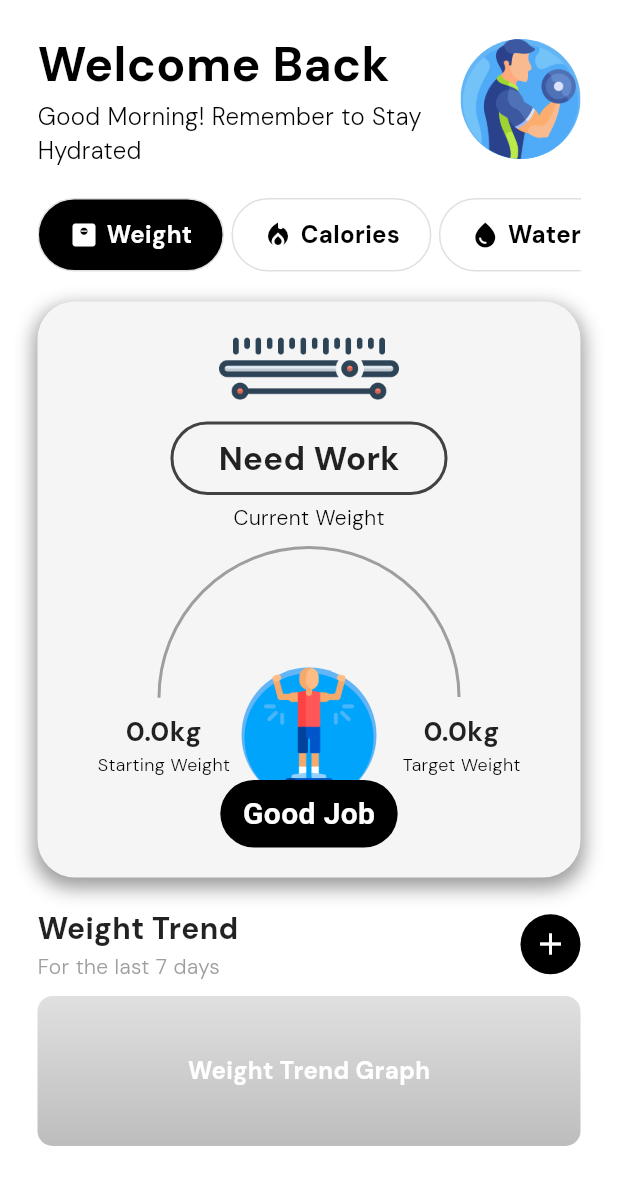
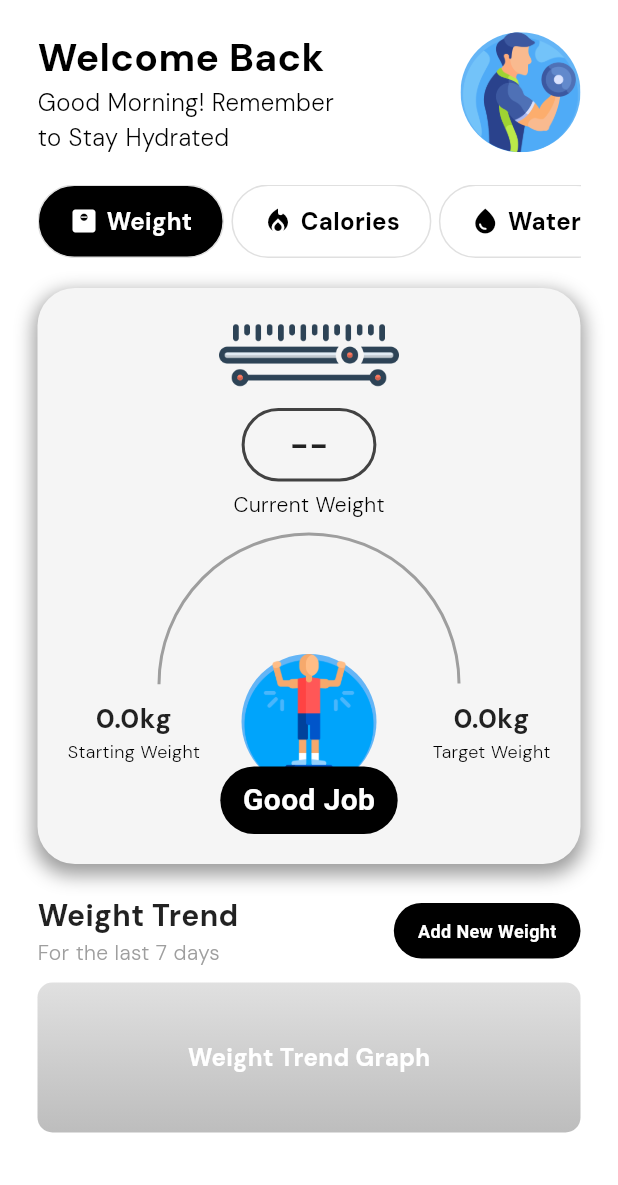
Before and after one commit to WangZX2001/GymFit, a Flutter app: the HomePage screen opened directly, on a phone screen of 412 x 824 dp. Shown: the top 1185 px of the screen. Run offline on Flutter 3.47's test engine with Material 3 defaults, Android fonts, the phone set to English and light mode, and no system bars; our stand-ins replace cloud_firestore, firebase_auth, firebase_core, google_sign_in, persistent_bottom_nav_bar_v2, youtube_player_flutter; accounts and stored records are empty; network calls fail; Roboto replaces fonts that are missing (DM Sans).

Commit message:
Version 1.1.16
Ensure the functionality of the weight tab
Start Weight and the target weight are automatically updated inside the box.
Add button to add the latest weight
The latest weight will be reflected inside current weight box
TODO: Add functional weight trend graph

```diff
--- a/lib/home_page_tabs/weight_tab.dart
+++ b/lib/home_page_tabs/weight_tab.dart
@@ -1,6 +1,7 @@
 import 'package:flutter/material.dart';
 import 'package:firebase_auth/firebase_auth.dart';
 import 'package:cloud_firestore/cloud_firestore.dart';
+import 'package:gymfit/pages/add_weight_page.dart';
 
 class WeightTab extends StatefulWidget {
   const WeightTab({super.key});
@@ -30,10 +31,24 @@ class _WeightTabState extends State<WeightTab> {
               .doc(user.uid)
               .get();
       final data = doc.data();
+
+      final weightLogSnap =
+          await FirebaseFirestore.instance
+              .collection('users')
+              .doc(user.uid)
+              .collection('weightLogs')
+              .orderBy('date', descending: true)
+              .limit(1)
+              .get();
+
       if (data != null) {
         setState(() {
           startingWeight = (data['starting weight'] as num?)?.toDouble();
           targetWeight = (data['target weight'] as num?)?.toDouble();
+          if (weightLogSnap.docs.isNotEmpty) {
+            currentWeight =
+                (weightLogSnap.docs.first['weight'] as num?)?.toDouble();
+          }
           isLoading = false;
         });
       }
@@ -72,10 +87,14 @@ class _WeightTabState extends State<WeightTab> {
                   borderRadius: BorderRadius.circular(50),
                   border: Border.all(color: Colors.grey.shade800, width: 2),
                 ),
-                child: const Text(
-                  //need to work on this
-                  'Need Work',
-                  style: TextStyle(fontSize: 22, fontWeight: FontWeight.bold),
+                child: Text(
+                  currentWeight != null
+                      ? '${currentWeight!.toStringAsFixed(1)} kg'
+                      : '--',
+                  style: const TextStyle(
+                    fontSize: 22,
+                    fontWeight: FontWeight.bold,
+                  ),
                 ),
               ),
               const SizedBox(height: 5),
@@ -105,8 +124,8 @@ class _WeightTabState extends State<WeightTab> {
                     // Start & Target Weight below arc
                     Positioned(
                       top: 110,
-                      left: 20,
-                      right: 20,
+                      left: 0,
+                      right: 0,
                       child: Row(
                         mainAxisAlignment: MainAxisAlignment.spaceBetween,
                         children: [
@@ -197,13 +216,13 @@ class _WeightTabState extends State<WeightTab> {
 
         const SizedBox(height: 20),
 
-        // Weight Trend Section
+        // Weight Trend
         Row(
           mainAxisAlignment: MainAxisAlignment.spaceBetween,
-          children: const [
+          children: [
             Column(
               crossAxisAlignment: CrossAxisAlignment.start,
-              children: [
+              children: const [
                 Text(
                   'Weight Trend',
                   style: TextStyle(fontSize: 20, fontWeight: FontWeight.bold),
@@ -214,10 +233,36 @@ class _WeightTabState extends State<WeightTab> {
                 ),
               ],
             ),
-            CircleAvatar(
-              radius: 20,
-              backgroundColor: Colors.black,
-              child: Icon(Icons.add, color: Colors.white),
+            GestureDetector(
+              onTap: () {
+                Navigator.push(
+                  context,
+                  MaterialPageRoute(
+                    builder: (context) => const AddWeightPage(),
+                  ),
+                ).then((_) {
+                  fetchWeights(); // Refresh current weight after returning
+                });
+              },
+              child: Container(
+                padding: const EdgeInsets.symmetric(
+                  horizontal: 16,
+                  vertical: 10,
+                ),
+                decoration: BoxDecoration(
+                  color: Colors.black,
+                  borderRadius: BorderRadius.circular(20),
+                ),
+                child: const Text(
+                  'Add New Weight',
+                  style: TextStyle(
+                    color: Colors.white,
+                    fontWeight: FontWeight.bold,
+                    fontSize: 12,
+                    fontFamily: 'DM Sans',
+                  ),
+                ),
+              ),
             ),
           ],
         ),
@@ -259,7 +304,7 @@ class TopArcPainter extends CustomPainter {
           ..style = PaintingStyle.stroke;
 
     final Rect rect = Rect.fromLTRB(0, 0, size.width, size.height * 2);
-    canvas.drawArc(rect, 3.14, 3.14, false, paint); // draws a top arc
+    canvas.drawArc(rect, 3.14, 3.14, false, paint);
   }
 
   @override
--- a/lib/pages/auth_page.dart
+++ b/lib/pages/auth_page.dart
@@ -33,7 +33,7 @@ class AuthPage extends StatelessWidget {
                 final hasAllFields =
                     userData != null &&
                     userData.containsKey('height') &&
-                    userData.containsKey('weight') &&
+                    userData.containsKey('starting weight') &&
                     userData.containsKey('bmi') &&
                     userData.containsKey('target weight') &&
                     userData.containsKey('goal');
--- a/lib/pages/home_page.dart
+++ b/lib/pages/home_page.dart
@@ -49,13 +49,13 @@ class _HomePageState extends State<HomePage> {
                         const Text(
                           'Welcome Back',
                           style: TextStyle(
-                            fontSize: 32,
+                            fontSize: 26,
                             fontWeight: FontWeight.bold,
                             color: Colors.black,
                           ),
                         ),
                         Text(
-                          '${_getGreeting()} Remember to Stay\nHydrated',
+                          '${_getGreeting()} Remember \nto Stay Hydrated',
                           style: const TextStyle(
                             fontSize: 16,
                             color: Colors.black,
--- a/pubspec.yaml
+++ b/pubspec.yaml
@@ -41,7 +41,7 @@ dependencies:
   flutter_svg: ^2.0.10
   persistent_bottom_nav_bar_v2: ^6.0.1
   youtube_player_flutter: ^9.1.1
-
+  intl: ^0.18.1
 dev_dependencies:
   flutter_test:
     sdk: flutter
```
Also changed, not shown: lib/pages/add_weight_page.dart (added, +197 -0 lines), pubspec.lock.
